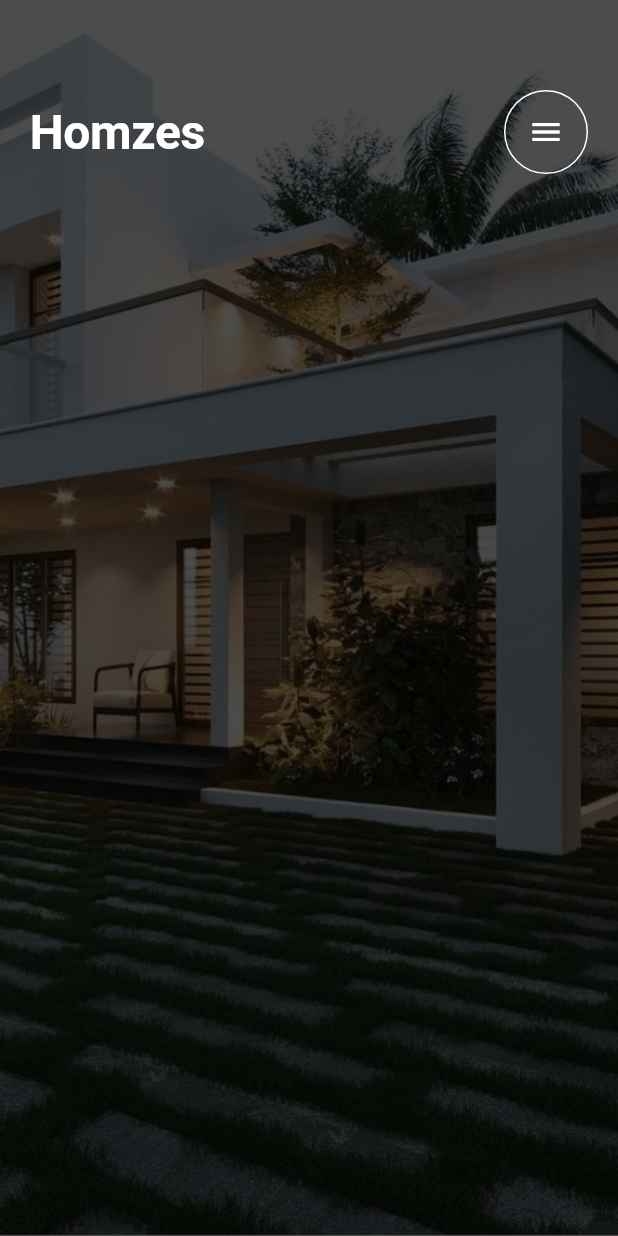
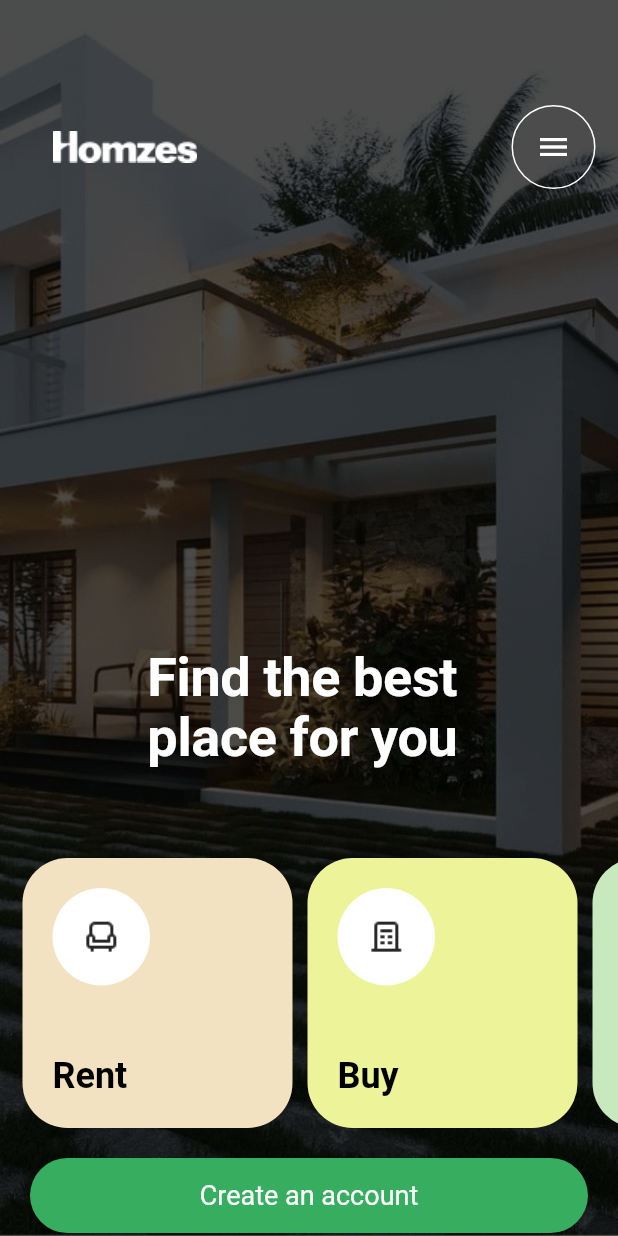
Before and after one commit to AbishekPerera/homzes, a Flutter app: the screen it shows after launch, on a phone screen of 412 x 824 dp. Run offline on Flutter 3.47's test engine with Material 3 defaults, Android fonts, the phone set to English and light mode, and no system bars; our stand-ins replace get, google_fonts.

Commit message:
Update logo size, enhance text styles, and add service card widget

```diff
--- a/lib/constants/image_constants.dart
+++ b/lib/constants/image_constants.dart
@@ -11,31 +11,31 @@ class ImageConstants {
   static const String home4 = "assets/items/house image 4.jpg";
 
   // icon folder
-  static const String bath24 = "assets/icons/bath_24.png";
-  static const String bed24 = "assets/icons/bed_24.png";
-  static const String building24 = "assets/icons/building_24.png";
-  static const String buyHome24 = "assets/icons/buy_home_24.png";
-  static const String check24 = "assets/icons/check_24.png";
-  static const String close24 = "assets/icons/close_24.png";
-  static const String filter24 = "assets/icons/filter_24.png";
-  static const String google24 = "assets/icons/google_24.png";
-  static const String heart24 = "assets/icons/heart_24.png";
-  static const String leftChevron24 = "assets/icons/left_chevron_24.png";
-  static const String mail24 = "assets/icons/mail_24.png";
-  static const String mapPin24 = "assets/icons/map_pin_24.png";
-  static const String menu24 = "assets/icons/menu_24.png";
-  static const String messageCircle24 = "assets/icons/message_circle_24.png";
-  static const String pause24 = "assets/icons/pause_24.png";
-  static const String phone24 = "assets/icons/phone_24.png";
-  static const String plot24 = "assets/icons/plot_24.png";
-  static const String plus24 = "assets/icons/plus_24.png";
-  static const String rentHome24 = "assets/icons/rent_home_24.png";
-  static const String rightChevron24 = "assets/icons/right_chevron_24.png";
-  static const String search24 = "assets/icons/search_24.png";
-  static const String sellHome24 = "assets/icons/sell_home_24.png";
-  static const String share24 = "assets/icons/share_24.png";
-  static const String star24 = "assets/icons/star_24.png";
-  static const String telegram24 = "assets/icons/telegram_24.png";
-  static const String twitter24 = "assets/icons/twitter_24.png";
-  static const String worldWww24 = "assets/icons/world_www_24.png";
+  static const String bath24 = "assets/icons/Bath24.png";
+  static const String bed24 = "assets/icons/Bed 24.png";
+  static const String building24 = "assets/icons/Building 24.png";
+  static const String buyHome24 = "assets/icons/Buy Home 24.png";
+  static const String check24 = "assets/icons/Check 24.png";
+  static const String close24 = "assets/icons/Close 24.png";
+  static const String filter24 = "assets/icons/Filter 24.png";
+  static const String google24 = "assets/icons/Google 24.png";
+  static const String heart24 = "assets/icons/Heart 24.png";
+  static const String leftChevron24 = "assets/icons/Left Chevron 24.png";
+  static const String mail24 = "assets/icons/Mail 24.png";
+  static const String mapPin24 = "assets/icons/Map Pin 24.png";
+  static const String menu24 = "assets/icons/Menu 24.png";
+  static const String messageCircle24 = "assets/icons/Message Circle 24.png";
+  static const String pause24 = "assets/icons/Pause 24.png";
+  static const String phone24 = "assets/icons/Phone 24.png";
+  static const String plot24 = "assets/icons/Plot 24.png";
+  static const String plus24 = "assets/icons/Plus 24.png";
+  static const String rentHome24 = "assets/icons/Rent Home 24.png";
+  static const String rightChevron24 = "assets/icons/Right Chevron 24.png";
+  static const String search24 = "assets/icons/Search 24.png";
+  static const String sellHome24 = "assets/icons/Sell Home 24.png";
+  static const String share24 = "assets/icons/Share 24.png";
+  static const String star24 = "assets/icons/Star 24.png";
+  static const String telegram24 = "assets/icons/Telegram 24.png";
+  static const String twitter24 = "assets/icons/Twitter 24.png";
+  static const String worldWww24 = "assets/icons/World-www 24.png";
 }
--- a/lib/screens/splash_screen/splash_screen.dart
+++ b/lib/screens/splash_screen/splash_screen.dart
@@ -35,7 +35,7 @@ class SplashScreen extends StatelessWidget {
                   duration: const Duration(seconds: 1),
                   child: SafeArea(
                     child: Center(
-                      child: Image.asset(width: 200, ImageConstants.logoPng),
+                      child: Image.asset(width: 400, ImageConstants.logoPng),
                     ),
                   ),
                 ),
--- a/lib/screens/welcome_screen/welcome_screen.dart
+++ b/lib/screens/welcome_screen/welcome_screen.dart
@@ -1,35 +1,50 @@
 import 'package:flutter/material.dart';
+import 'package:get/get.dart';
+import 'package:homzes/constants/colors_constants.dart';
 import 'package:homzes/constants/image_constants.dart';
+import 'package:homzes/theme/widgets/service_card.dart';
 
 class WelcomeScreen extends StatelessWidget {
+  WelcomeScreen({super.key});
+
+  final height = Get.height;
+  final double width = Get.width;
+
   @override
   Widget build(BuildContext context) {
     return Scaffold(
-      body: Stack(
-        children: [
-          Container(
+      body: Container(
         decoration: BoxDecoration(
           image: DecorationImage(
             image: AssetImage(ImageConstants.bg1),
             fit: BoxFit.cover,
           ),
         ),
-            child: Container(color: Colors.black.withValues(alpha: 0.7)),
+        child: Container(
+          color: Colors.black.withValues(alpha: 0.7),
+          child: SingleChildScrollView(
+            physics: const BouncingScrollPhysics(
+              parent: AlwaysScrollableScrollPhysics(),
             ),
+            child: SizedBox(
+              height: height,
+              child: Stack(
+                children: [
                   // title area
                   Positioned(
                     top: 50,
                     left: 0,
                     right: 0,
                     child: Padding(
-              padding: const EdgeInsets.symmetric(horizontal: 20, vertical: 10),
+                      padding: const EdgeInsets.symmetric(
+                        horizontal: 15,
+                        vertical: 20,
+                      ),
                       child: Row(
                         mainAxisAlignment: MainAxisAlignment.spaceBetween,
                         children: [
-                  Text(
-                    "Homzes",
-                    style: Theme.of(context).textTheme.displayLarge,
-                  ),
+                          // logo
+                          Image.asset(ImageConstants.logoPng, height: 30),
                           // icon button
                           InkWell(
                             borderRadius: BorderRadius.circular(50),
@@ -38,7 +53,10 @@ class WelcomeScreen extends StatelessWidget {
                               padding: const EdgeInsets.all(15),
                               decoration: const ShapeDecoration(
                                 shape: CircleBorder(
-                          side: BorderSide(color: Colors.white, width: 1),
+                                  side: BorderSide(
+                                    color: Colors.white,
+                                    width: 1,
+                                  ),
                                 ),
                               ),
                               child: Icon(Icons.menu, color: Colors.white),
@@ -48,7 +66,83 @@ class WelcomeScreen extends StatelessWidget {
                       ),
                     ),
                   ),
+                  // content area
+                  Positioned(
+                    top: height * 0.5,
+                    left: 0,
+                    right: 0,
+                    child: Column(
+                      crossAxisAlignment: CrossAxisAlignment.center,
+                      mainAxisAlignment: MainAxisAlignment.start,
+                      children: [
+                        const SizedBox(height: 20),
+                        Text(
+                          "Find the best \nplace for you",
+                          style: Theme.of(
+                            context,
+                          ).textTheme.displayLarge!.copyWith(
+                            color: Colors.white,
+                            fontWeight: FontWeight.bold,
+                          ),
+                        ),
+                        const SizedBox(height: 60),
+
+                        // Category tabs
+                        SingleChildScrollView(
+                          scrollDirection: Axis.horizontal,
+                          physics: const BouncingScrollPhysics(
+                            parent: AlwaysScrollableScrollPhysics(),
+                          ),
+                          child: Row(
+                            mainAxisAlignment: MainAxisAlignment.spaceBetween,
+                            children: [
+                              SizedBox(width: 15),
+                              // tab
+                              ServicesCards(
+                                text: "Rent",
+                                icon: ImageConstants.rentHome24,
+                                color: AppColors.backgroundColor1,
+                              ),
+                              // tab
+                              ServicesCards(
+                                text: "Buy",
+                                icon: ImageConstants.buyHome24,
+                                color: AppColors.backgroundColor2,
+                              ),
+                              ServicesCards(
+                                text: "Sell",
+                                icon: ImageConstants.sellHome24,
+                                color: AppColors.backgroundColor3,
+                              ),
                             ],
+                          ),
+                        ),
+
+                        const SizedBox(height: 20),
+
+                        // button
+                        Padding(
+                          padding: const EdgeInsets.symmetric(horizontal: 20),
+                          child: SizedBox(
+                            height: 50,
+                            width: double.infinity,
+                            child: ElevatedButton(
+                              onPressed: () {},
+                              child: Text(
+                                "Create an account",
+                                style: Theme.of(context).textTheme.displaySmall,
+                              ),
+                            ),
+                          ),
+                        ),
+                      ],
+                    ),
+                  ),
+                ],
+              ),
+            ),
+          ),
+        ),
       ),
     );
   }
--- a/lib/theme/theme.dart
+++ b/lib/theme/theme.dart
@@ -9,12 +9,12 @@ class AppTheme {
     return TextTheme(
       // For large banner like text
       displayLarge: GoogleFonts.robotoFlex(
-        fontSize: 32,
+        fontSize: 36,
         color: Colors.white,
         fontWeight: FontWeight.bold,
       ),
       displayMedium: GoogleFonts.robotoFlex(
-        fontSize: 24,
+        fontSize: 32,
         color: Colors.white,
         fontWeight: FontWeight.bold,
       ),
@@ -26,7 +26,7 @@ class AppTheme {
         color: Colors.black,
       ),
       headlineMedium: GoogleFonts.robotoFlex(
-        fontSize: 18,
+        fontSize: 24,
         fontWeight: FontWeight.bold,
         color: Colors.black,
       ),
--- /dev/null
+++ b/lib/theme/widgets/service_card.dart
@@ -0,0 +1,44 @@
+import 'package:flutter/material.dart';
+
+class ServicesCards extends StatelessWidget {
+  const ServicesCards({
+    super.key,
+    required this.text,
+    required this.icon,
+    required this.color,
+  });
+
+  final String icon;
+  final Color color;
+  final String text;
+
+  @override
+  Widget build(BuildContext context) {
+    return Container(
+      height: 180,
+      width: 180,
+      decoration: BoxDecoration(
+        color: color,
+        borderRadius: BorderRadius.circular(30),
+      ),
+      padding: const EdgeInsets.all(20),
+      margin: const EdgeInsets.only(right: 10),
+      child: Column(
+        mainAxisAlignment: MainAxisAlignment.spaceBetween,
+        crossAxisAlignment: CrossAxisAlignment.start,
+        children: [
+          Container(
+            height: 65,
+            width: 65,
+            decoration: BoxDecoration(
+              color: Colors.white,
+              borderRadius: BorderRadius.circular(50),
+              image: DecorationImage(image: AssetImage(icon)),
+            ),
+          ),
+          Text(text, style: Theme.of(context).textTheme.headlineMedium),
+        ],
+      ),
+    );
+  }
+}
```
Also changed, not shown: assets/logo/logo.png. Lines whose indentation alone changed are shown as unchanged.
